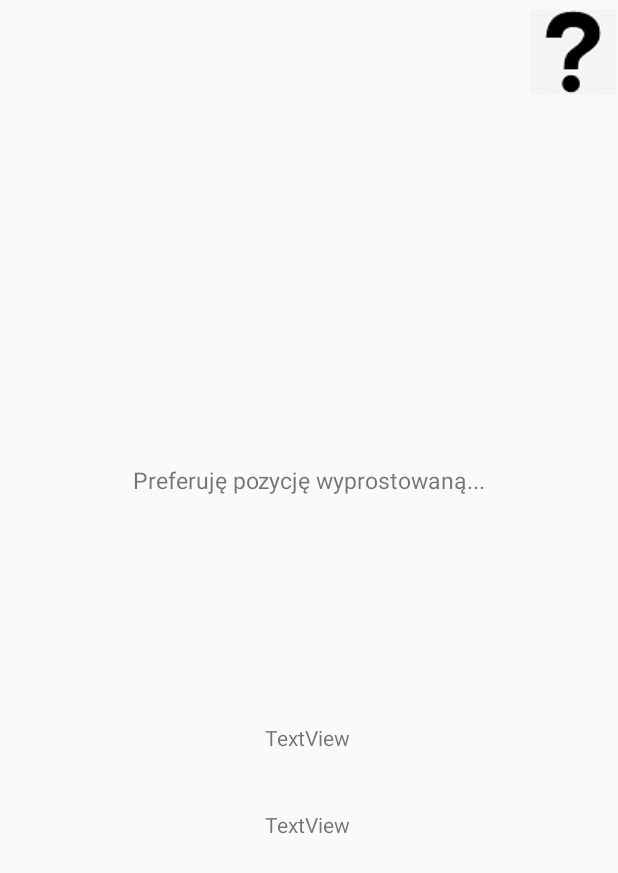
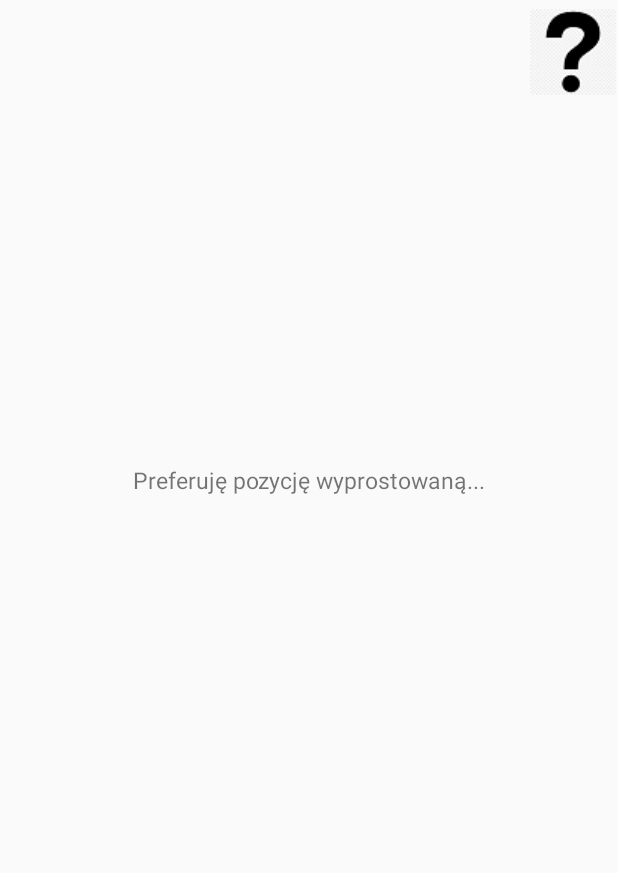
Before and after one commit to Arturro99/SensorsApp, an Android app: the Lvl6v2 screen opened directly, with no data from a screen before it, on a phone screen of 412 x 824 dp. Shown: the top 873 px of the screen. Run offline under Robolectric (Android 15) with nearby library versions, the phone set to English and light mode, and no system bars.

Commit message:
Resetting values works fine -> dark mode does not switch off now Minor visual corrections in Lvl2, Lvl6 & Lvl6v2

```diff
--- a/app/src/main/java/com/g09/levels/Lvl2.java
+++ b/app/src/main/java/com/g09/levels/Lvl2.java
@@ -119,10 +119,6 @@ public class Lvl2 extends Level {
                         manCenterY = manY + man.getHeight() / 2.0;
 
                         if (checkInfected() && timer != null) {
-                            timeTxt.setText(String.valueOf("ManX i ManY: " + manCenterX + "\t" + manCenterY +
-                                    "\nCorona1 X i Y: " + coronaCenterX[0] + "\t" + coronaCenterY[0] +
-                                    "\nCorona2 X i Y: " + coronaCenterX[1] + "\t" + coronaCenterY[1] +
-                                    "\nCorona3 X i Y: " + coronaCenterX[2] + "\t" + coronaCenterY[2]));
                             stop();
                             winAlert("Ooops", "Zostałeś zakażony", Lvl2.class);
                         }
--- a/app/src/main/java/com/g09/levels/Lvl6v2.java
+++ b/app/src/main/java/com/g09/levels/Lvl6v2.java
@@ -18,6 +18,7 @@ import android.os.Handler;
 import android.preference.PreferenceManager;
 import android.provider.MediaStore;
 import android.view.View;
+import android.widget.ImageButton;
 import android.widget.TextView;
 
 public class Lvl6v2 extends Level {
@@ -30,6 +31,7 @@ public class Lvl6v2 extends Level {
     private TextView textView6;
     private TextView currentValue;
     private TextView achievedValue;
+    private ImageButton hint6v2;
 
     private double[] startingValues = new double[3];
     boolean firstTimeChecked = false;
@@ -50,7 +52,15 @@ public class Lvl6v2 extends Level {
         textView6 = findViewById(R.id.textView6);
         currentValue = findViewById(R.id.currentValue);
         achievedValue = findViewById(R.id.achievedValue);
+        hint6v2 = findViewById(R.id.hint6v2);
         sharedPreferences = PreferenceManager.getDefaultSharedPreferences(this.getApplicationContext());
+
+        hint6v2.setOnClickListener(new View.OnClickListener() {
+            @Override
+            public void onClick(View view) {
+                showHint("Po prostu wczytaj się w kaprysy telefonu.");
+            }
+        });
 
         a = startTimer();
         start();
@@ -99,7 +109,7 @@ public class Lvl6v2 extends Level {
         }
         if(secondStepDone) thirdStep(sensorEvent);
 
-        currentValue.setText(String.valueOf(sensorEvent.values[0]));
+        //currentValue.setText(String.valueOf(sensorEvent.values[0]));
 
     }
 
@@ -119,7 +129,7 @@ public class Lvl6v2 extends Level {
             mSensorManager.unregisterListener(this, mGravitySensor);
             mediaPlayer = MediaPlayer.create(getApplicationContext(), R.raw.ringtone);
             mediaPlayer.start();
-            achievedValue.setText(String.valueOf(startingValues[0]));
+            //achievedValue.setText(String.valueOf(startingValues[0]));
             //textView6.setText(String.valueOf(startingValues[0]));
             return true;
         }
--- a/app/src/main/res/layout/lvl6.xml
+++ b/app/src/main/res/layout/lvl6.xml
@@ -10,13 +10,13 @@
         android:id="@+id/lvl6txt"
         android:layout_width="wrap_content"
         android:layout_height="wrap_content"
-        android:text="TextView"
         app:layout_constraintBottom_toBottomOf="parent"
         app:layout_constraintEnd_toEndOf="parent"
         app:layout_constraintHorizontal_bias="0.501"
         app:layout_constraintStart_toStartOf="parent"
         app:layout_constraintTop_toTopOf="parent"
         app:layout_constraintVertical_bias="0.091" />
+<!--        android:text="TextView"-->
 
     <TextView
         android:id="@+id/time6"
@@ -44,22 +44,22 @@
         android:id="@+id/help"
         android:layout_width="wrap_content"
         android:layout_height="wrap_content"
-        android:text="TextView"
         app:layout_constraintBottom_toBottomOf="parent"
         app:layout_constraintEnd_toEndOf="parent"
         app:layout_constraintStart_toStartOf="parent"
         app:layout_constraintTop_toBottomOf="@+id/textView6" />
+<!--        android:text="TextView"-->
 
     <TextView
         android:id="@+id/maxLinearAcc"
         android:layout_width="wrap_content"
         android:layout_height="wrap_content"
-        android:text="TextView"
         app:layout_constraintBottom_toBottomOf="parent"
         app:layout_constraintEnd_toEndOf="parent"
         app:layout_constraintStart_toStartOf="parent"
         app:layout_constraintTop_toTopOf="parent"
         app:layout_constraintVertical_bias="0.296" />
+<!--        android:text="TextView"-->
     <ImageButton
         android:id="@+id/hint6"
         android:layout_width="60dp"
--- a/app/src/main/res/layout/lvl6v2.xml
+++ b/app/src/main/res/layout/lvl6v2.xml
@@ -44,24 +44,24 @@
         android:id="@+id/achievedValue"
         android:layout_width="wrap_content"
         android:layout_height="wrap_content"
-        android:text="TextView"
         app:layout_constraintBottom_toBottomOf="parent"
         app:layout_constraintEnd_toEndOf="parent"
         app:layout_constraintHorizontal_bias="0.498"
         app:layout_constraintStart_toStartOf="parent"
         app:layout_constraintTop_toTopOf="@+id/time6v2"
         app:layout_constraintVertical_bias="0.599" />
+<!--        android:text="TextView"-->
 
     <TextView
         android:id="@+id/currentValue"
         android:layout_width="wrap_content"
         android:layout_height="wrap_content"
-        android:text="TextView"
         app:layout_constraintBottom_toBottomOf="parent"
         app:layout_constraintEnd_toEndOf="parent"
         app:layout_constraintHorizontal_bias="0.498"
         app:layout_constraintStart_toStartOf="parent"
         app:layout_constraintTop_toTopOf="@+id/time6v2"
         app:layout_constraintVertical_bias="0.671" />
+<!--        android:text="TextView"-->
 
 </androidx.constraintlayout.widget.ConstraintLayout>
```
Also changed, not shown: app/src/main/java/com/g09/Stats.java (+9 -1 lines), app/src/main/java/com/g09/levels/Lvl6.java (+4 -4 lines).
